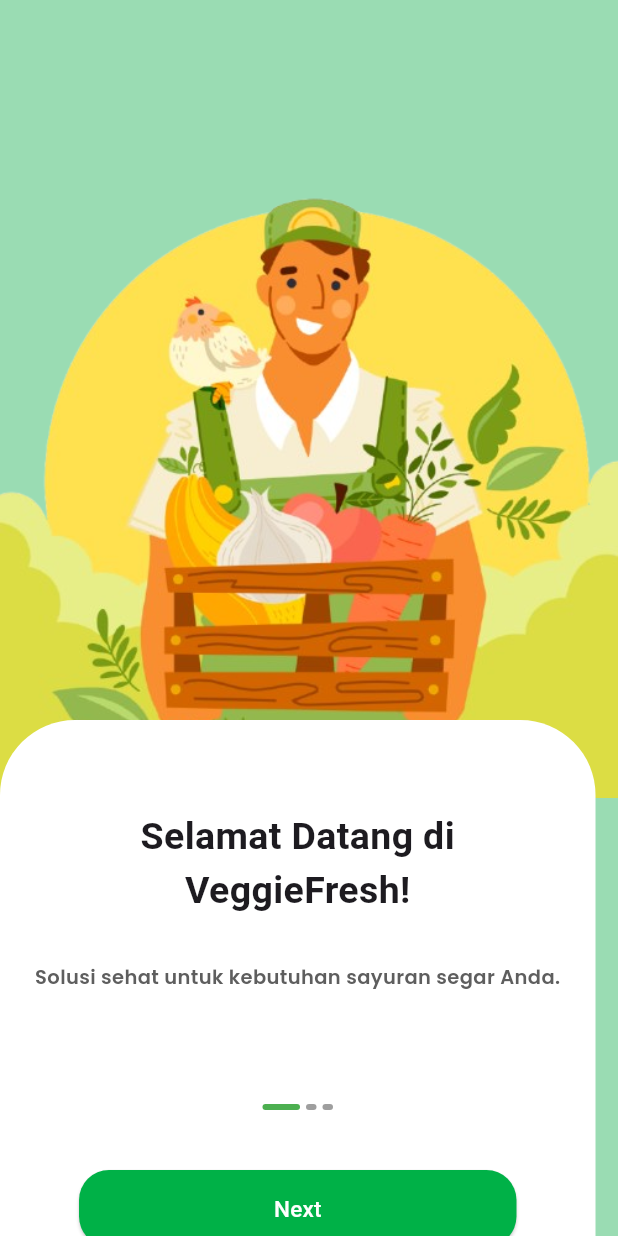
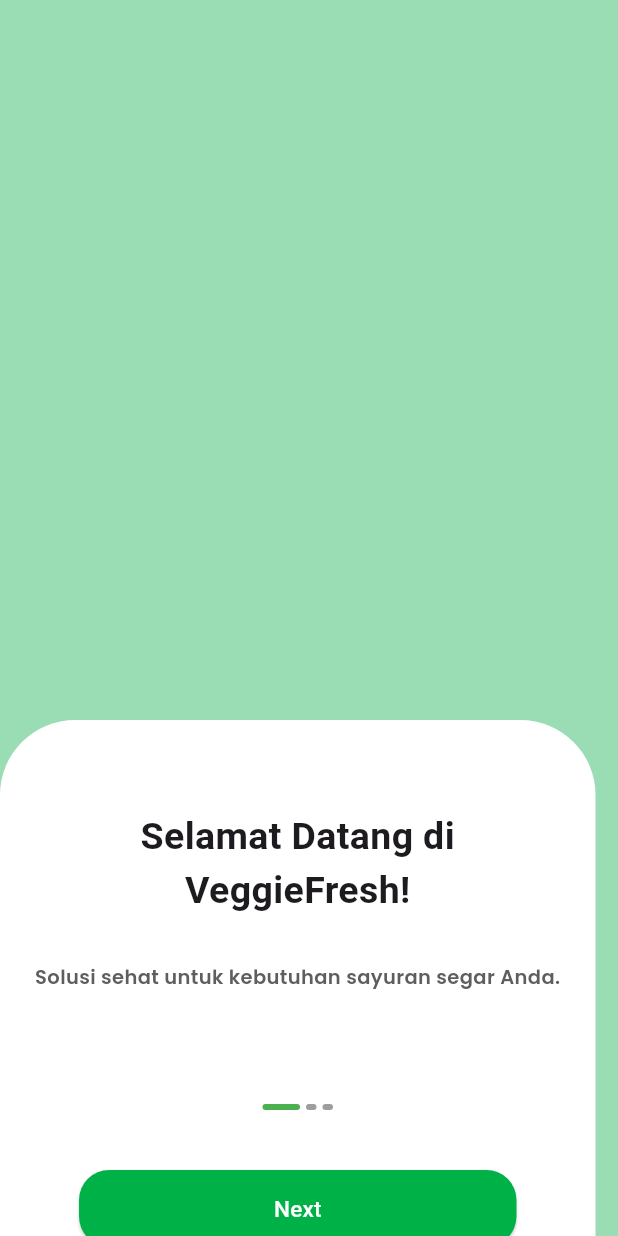
Before and after one commit to Ikhvan3/shamo_app, a Flutter app: the screen it shows after launch, on a phone screen of 412 x 824 dp. Run offline on Flutter 3.47's test engine with Material 3 defaults, Android fonts, the phone set to English and light mode, and no system bars; drawn by our look-alikes of showcaseview; our stand-ins replace carousel_slider, cloud_firestore, firebase_auth, firebase_core, google_fonts, shared_preferences; missing offline and left inert: midtrans_snap, mobile_scanner; accounts and stored records are empty; network calls fail.

```diff
--- a/lib/pages/start/startpage1.dart
+++ b/lib/pages/start/startpage1.dart
@@ -102,10 +102,6 @@ class _StartPage1State extends State<StartPage1>
           Container(
             child: Stack(
               children: [
-                Image.asset(
-                  'assets/image_start1.png',
-                  width: 600,
-                ),
                 Container(
                   margin: EdgeInsets.only(top: 360),
                   height: 376,
```
